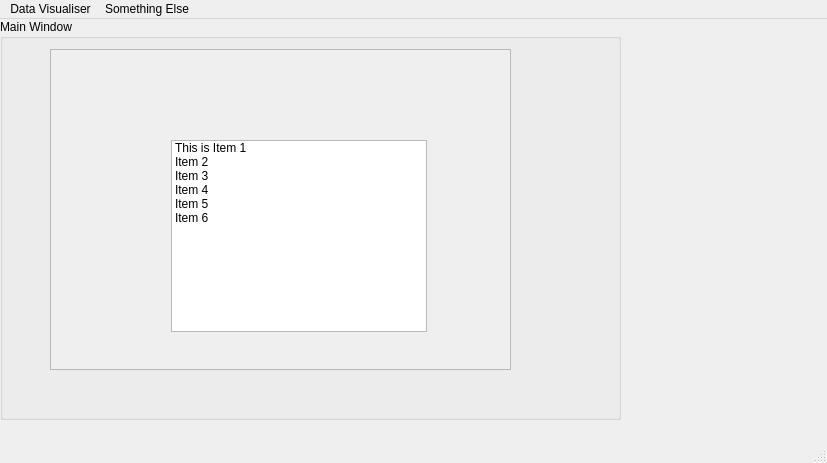
The window that testui.ui (EmperorYP7/Qt-UI-Test) describes before a commit, drawn with Qt 5.
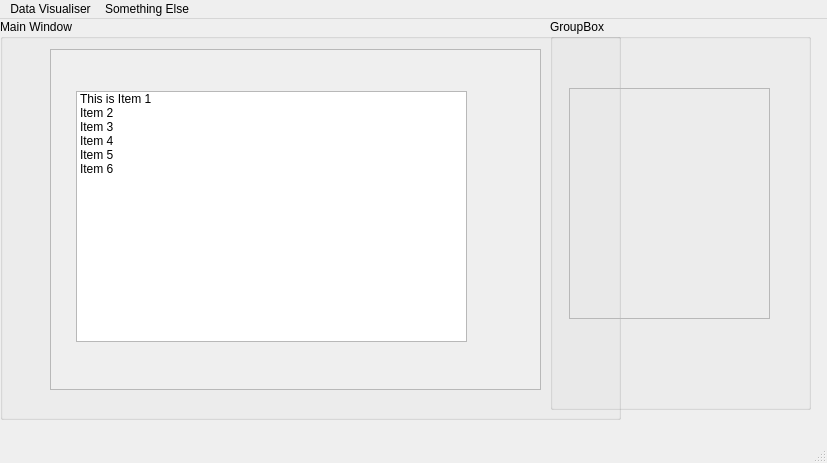
The same window after the commit.

```diff
--- a/testui.ui
+++ b/testui.ui
@@ -31,8 +31,8 @@
       <rect>
        <x>50</x>
        <y>30</y>
-       <width>461</width>
-       <height>321</height>
+       <width>491</width>
+       <height>341</height>
       </rect>
      </property>
      <property name="widgetResizable">
@@ -43,17 +43,17 @@
        <rect>
         <x>0</x>
         <y>0</y>
-        <width>459</width>
-        <height>319</height>
+        <width>489</width>
+        <height>339</height>
        </rect>
       </property>
       <widget class="QListWidget" name="listWidget">
        <property name="geometry">
         <rect>
-         <x>120</x>
-         <y>90</y>
-         <width>256</width>
-         <height>192</height>
+         <x>25</x>
+         <y>41</y>
+         <width>391</width>
+         <height>251</height>
         </rect>
        </property>
        <item>
@@ -90,6 +90,35 @@
      </widget>
     </widget>
    </widget>
+   <widget class="QGroupBox" name="groupBox_2">
+    <property name="geometry">
+     <rect>
+      <x>550</x>
+      <y>0</y>
+      <width>261</width>
+      <height>391</height>
+     </rect>
+    </property>
+    <property name="title">
+     <string>GroupBox</string>
+    </property>
+    <widget class="QFrame" name="frame">
+     <property name="geometry">
+      <rect>
+       <x>19</x>
+       <y>69</y>
+       <width>201</width>
+       <height>231</height>
+      </rect>
+     </property>
+     <property name="frameShape">
+      <enum>QFrame::StyledPanel</enum>
+     </property>
+     <property name="frameShadow">
+      <enum>QFrame::Raised</enum>
+     </property>
+    </widget>
+   </widget>
   </widget>
   <widget class="QMenuBar" name="menubar">
    <property name="geometry">
```
